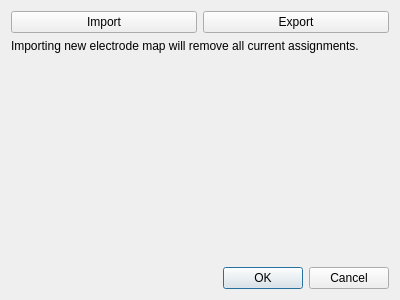
The window that forms/electrodeMapDialog.ui (BetaRavener/BrainActivityVisualizer) describes before a commit, drawn with Qt 5.
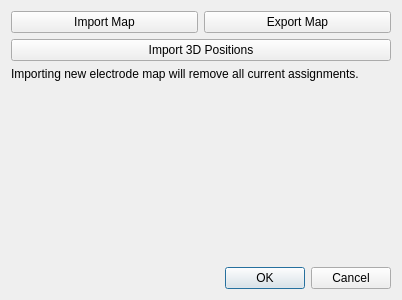
The same window after the commit.

Commit message: Electrode names, documentation and others.

Diff of the .ui file:
```diff
--- a/forms/electrodeMapDialog.ui
+++ b/forms/electrodeMapDialog.ui
@@ -6,7 +6,7 @@
    <rect>
     <x>0</x>
     <y>0</y>
-    <width>400</width>
+    <width>402</width>
     <height>300</height>
    </rect>
   </property>
@@ -19,14 +19,28 @@
      <item>
       <widget class="QPushButton" name="importButton">
        <property name="text">
-        <string>Import</string>
+        <string>Import Map</string>
        </property>
       </widget>
      </item>
      <item>
       <widget class="QPushButton" name="exportButton">
        <property name="text">
-        <string>Export</string>
+        <string>Export Map</string>
+       </property>
+      </widget>
+     </item>
+    </layout>
+   </item>
+   <item>
+    <layout class="QHBoxLayout" name="horizontalLayout_2">
+     <property name="bottomMargin">
+      <number>0</number>
+     </property>
+     <item>
+      <widget class="QPushButton" name="import3DButton">
+       <property name="text">
+        <string>Import 3D Positions</string>
        </property>
       </widget>
      </item>
```
Left out of the diff: 2 changed lines with no effect on the pictures. The commit also changes 61 other files.
